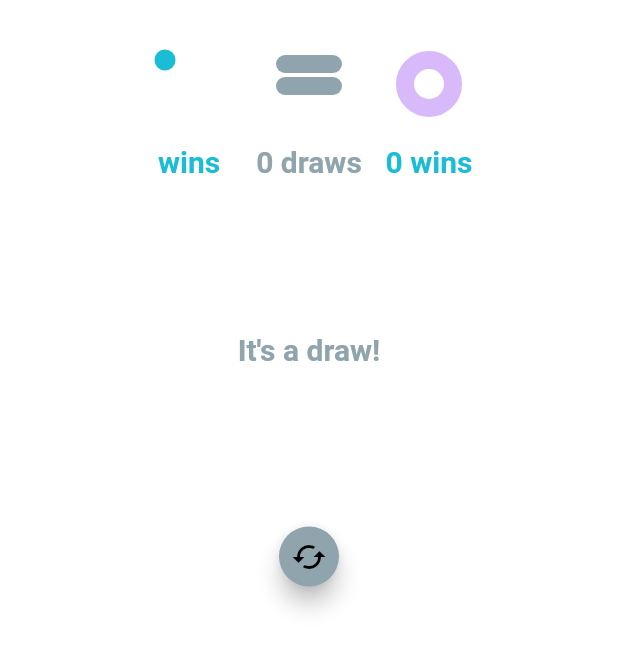
After one commit to JyunTimLu/flutter-playground, a Flutter app: the screen it shows after launch, after a tap on "ticTacToe", on a phone screen of 412 x 824 dp. The commit adds this screen. Shown: the top 649 px of the screen. Run offline on Flutter 3.47's test engine with Material 2 defaults, Android fonts, the phone set to English and light mode, and no system bars; our stand-ins replace equatable, flutter_bloc, flutter_screenutil, shared_preferences; missing offline and left inert: gradient_text.

Commit message:
play with tic tac toe

```diff
--- a/lib/0to1/main.dart
+++ b/lib/0to1/main.dart
@@ -2,7 +2,7 @@ import 'dart:convert';
 
 import 'package:crypto/crypto.dart';
 import 'package:flutter/material.dart';
-import 'package:flutter_app/0to1/basic_widget/basic_widget.dart';
+import 'package:flutter_app/0to1/widgets/basic_widget.dart';
 
 class ZeroToOne extends StatelessWidget {
   @override
--- a/lib/0to1/widgets/basic_widget.dart
+++ b/lib/0to1/widgets/basic_widget.dart
@@ -25,3 +25,5 @@ class MyImage extends StatelessWidget {
         "https://thethreatreport.com/wp-content/uploads/2019/05/What-Can-Make-You-Decide-iOS-vs-Android.jpg");
   }
 }
+
+enum GameState { Blank, X, O}
--- a/lib/main.dart
+++ b/lib/main.dart
@@ -9,6 +9,7 @@ import 'package:flutter_app/go_to_market/go_to_market.dart';
 import 'package:flutter_app/grid_view/grid_view_page.dart';
 import 'package:flutter_app/login/login_page.dart';
 import 'package:flutter_app/on_boarding/on_boarding_page.dart';
+import 'package:flutter_app/tic_tac_toe/main.dart';
 import 'package:flutter_app/weather/api/repository.dart';
 import 'package:flutter_app/weather/api/weather_api_client.dart';
 import 'package:flutter_app/weather/blocs/blocs.dart';
@@ -47,6 +48,7 @@ class MyApp extends StatelessWidget {
         "gridView": (context) => GridViewApp(),
         "goToMarket": (context) => MyGoToMarketApp(),
         "zeroToOne": (context) => ZeroToOne(),
+        'ticTacToe': (context) => MyTicTacToeApp()
       },
       home: HomeApp(),
     );
@@ -146,6 +148,16 @@ class _MyHomeAppState extends State<HomeApp> {
               ),
               color: Colors.blue,
             ),
+            FlatButton(
+              onPressed: () {
+                Navigator.pushNamed(context, "ticTacToe");
+              },
+              child: Text(
+                "ticTacToe",
+                style: TextStyle(color: Colors.white),
+              ),
+              color: Colors.blue,
+            ),
           ],
         ),
       ),
--- /dev/null
+++ b/lib/tic_tac_toe/circle.dart
@@ -0,0 +1,79 @@
+import 'dart:math';
+
+import 'package:flutter/material.dart';
+import 'package:flutter_app/tic_tac_toe/main.dart';
+
+class Circle extends StatefulWidget {
+  Circle({Key key}) : super(key: key);
+
+  @override
+  _CircleState createState() => _CircleState();
+}
+
+class _CircleState extends State<Circle> with SingleTickerProviderStateMixin {
+  double _fraction = 0.0;
+  Animation<double> _animation;
+  AnimationController _controller;
+
+  @override
+  void initState() {
+    super.initState();
+    _controller = AnimationController(
+      vsync: this,
+      duration: Duration(milliseconds: 300),
+    );
+    _animation = Tween(begin: 0.0, end: 1.0).animate(_controller)
+      ..addListener(() {
+        setState(() {
+          _fraction = _animation.value;
+        });
+      });
+
+    _controller.forward();
+  }
+
+  @override
+  Widget build(BuildContext context) {
+    return Container(
+      child: AspectRatio(
+        aspectRatio: 1.0,
+        child: Padding(
+          padding: const EdgeInsets.all(24.0),
+          child: CustomPaint(
+            painter: CirclePainter(fraction: _fraction),
+          ),
+        ),
+      ),
+    );
+  }
+
+  @override
+  void dispose() {
+    _controller.dispose();
+    super.dispose();
+  }
+}
+
+class CirclePainter extends CustomPainter {
+  final double fraction;
+  var _circlePaint;
+
+  CirclePainter({this.fraction}) {
+    _circlePaint = Paint()
+      ..color = circleColor
+      ..style = PaintingStyle.stroke
+      ..strokeWidth = 12.0
+      ..strokeCap = StrokeCap.round;
+  }
+
+  @override
+  void paint(Canvas canvas, Size size) {
+    var rect = Offset(0.0, 0.0) & size;
+    canvas.drawArc(rect, -pi / 2, pi * 2 * fraction, false, _circlePaint);
+  }
+
+  @override
+  bool shouldRepaint(CirclePainter oldDelegate) {
+    return oldDelegate.fraction != fraction;
+  }
+}
--- /dev/null
+++ b/lib/tic_tac_toe/cross.dart
@@ -0,0 +1,85 @@
+import 'package:flutter/material.dart';
+import 'package:flutter_app/tic_tac_toe/main.dart';
+
+class Cross extends StatefulWidget {
+  Cross({Key key}) : super(key: key);
+
+  @override
+  _CrossState createState() => _CrossState();
+}
+
+class _CrossState extends State<Cross> with SingleTickerProviderStateMixin {
+  double _fraction = 0.0;
+  Animation<double> _animation;
+  AnimationController _controller;
+
+  @override
+  void initState() {
+    super.initState();
+    _controller =
+        AnimationController(duration: Duration(milliseconds: 300), vsync: this);
+
+    _animation = Tween(begin: 0.0, end: 1.0).animate(_controller)
+      ..addListener(() {
+        setState(() {
+          _fraction = _animation.value;
+        });
+      });
+  }
+
+  @override
+  Widget build(BuildContext context) {
+    return Container(
+      child: AspectRatio(
+          aspectRatio: 1.0,
+          child: Padding(
+            padding: const EdgeInsets.all(24.0),
+            child: CustomPaint(painter: CrossPainter(_fraction)),
+          )),
+    );
+  }
+}
+
+class CrossPainter extends CustomPainter {
+  final double fraction;
+  var _crossPaint;
+
+  CrossPainter(this.fraction) {
+    _crossPaint = Paint()
+      ..color = crossColor
+      ..strokeWidth = 14.0
+      ..style = PaintingStyle.stroke
+      ..strokeCap = StrokeCap.round;
+  }
+
+  @override
+  void paint(Canvas canvas, Size size) {
+    double leftLineFraction, rightLineFraction;
+    if (fraction < .5) {
+      leftLineFraction = fraction / .5;
+      rightLineFraction = 0;
+    } else {
+      leftLineFraction = 1.0;
+      rightLineFraction = (fraction - .5) / .5;
+    }
+
+    canvas.drawLine(
+      Offset(0.0, 0.0),
+      Offset(size.width * leftLineFraction, size.height * leftLineFraction),
+      _crossPaint,
+    );
+
+    if (fraction >= .5) {
+      canvas.drawLine(
+          Offset(size.width, 0.0),
+          Offset(size.width - size.width * rightLineFraction,
+              size.height * rightLineFraction),
+          _crossPaint);
+    }
+  }
+
+  @override
+  bool shouldRepaint(CrossPainter oldDelegate) {
+    return oldDelegate.fraction != fraction;
+  }
+}
--- /dev/null
+++ b/lib/tic_tac_toe/equal.dart
@@ -0,0 +1,37 @@
+import 'package:flutter/material.dart';
+import 'package:flutter_app/tic_tac_toe/main.dart';
+
+class Equal extends StatelessWidget {
+  @override
+  Widget build(BuildContext context) {
+    return Center(
+        child: AspectRatio(
+      aspectRatio: 1.0,
+      child: Padding(
+        padding: const EdgeInsets.all(24.0),
+        child: CustomPaint(painter: EqualPainter()),
+      ),
+    ));
+  }
+}
+
+class EqualPainter extends CustomPainter {
+  static double strokeWidth = 12.0;
+  var _paint = Paint()
+    ..color = accentColor
+    ..strokeWidth = strokeWidth
+    ..style = PaintingStyle.stroke
+    ..strokeCap = StrokeCap.round;
+  @override
+  void paint(Canvas canvas, Size size) {
+    var dy = (size.height - 2 * strokeWidth) / 3;
+    canvas.drawLine(Offset(0.0, dy), Offset(size.width, dy), _paint);
+    canvas.drawLine(Offset(0.0, 2 * dy + strokeWidth),
+        Offset(size.width, 2 * dy + strokeWidth), _paint);
+  }
+
+  @override
+  bool shouldRepaint(EqualPainter oldDelegate) {
+    return false;
+  }
+}
--- /dev/null
+++ b/lib/tic_tac_toe/main.dart
@@ -0,0 +1,365 @@
+import 'package:flutter/material.dart';
+import 'package:flutter_app/tic_tac_toe/circle.dart';
+import 'dart:math';
+
+import 'package:flutter_app/tic_tac_toe/cross.dart';
+import 'package:flutter_app/tic_tac_toe/equal.dart';
+
+//Colors
+Color crossColor = const Color(0xFF1ABDD5);
+Color circleColor = const Color(0xFFD8B9FA);
+Color accentColor = const Color(0xFF90A4AE);
+
+class MyTicTacToeApp extends StatelessWidget {
+  const MyTicTacToeApp({Key key}) : super(key: key);
+
+  @override
+  Widget build(BuildContext context) {
+    return TwoPlayerGame();
+  }
+}
+
+class TwoPlayerGame extends StatefulWidget {
+  TwoPlayerGame({Key key}) : super(key: key);
+
+  @override
+  _TwoPlayerGameState createState() => _TwoPlayerGameState();
+}
+
+class _TwoPlayerGameState extends State<TwoPlayerGame>
+    with TickerProviderStateMixin {
+  var activePlayer = GameState.X;
+  GameState winner = GameState.Blank;
+  var boardState = List<List<GameState>>.generate(
+      3, (i) => List<GameState>.generate(3, (j) => GameState.Blank));
+
+  Animation<double> _boardAnimation;
+  AnimationController _boardController;
+
+  double _boardOpacity = 1.0;
+  bool _showWinnerDisplay = false;
+  int _moveCount = 0;
+  int _xWins = 0;
+  int _oWins = 0;
+  int _draws = 0;
+
+  @override
+  void initState() {
+    _boardController = AnimationController(
+        vsync: this,
+        duration: Duration(
+          milliseconds: 300,
+        ));
+    _boardAnimation = Tween(begin: 1.0, end: 0.0).animate(_boardController)
+      ..addListener(() {
+        setState(() {
+          _boardOpacity = _boardAnimation.value;
+        });
+      });
+    super.initState();
+  }
+
+  @override
+  void dispose() {
+    _boardController.dispose();
+    super.dispose();
+  }
+
+  @override
+  Widget build(BuildContext context) {
+    return Container(
+      child: SafeArea(
+        child: Scaffold(
+          backgroundColor: Colors.white,
+          body: SingleChildScrollView(
+            child: Column(
+              children: <Widget>[
+                scoreBoard,
+                Padding(
+                  padding: EdgeInsets.only(
+                    left: 100,
+                    right: 100,
+                    top: 40,
+                    bottom: 40,
+                  ),
+                  child: Stack(
+                    children: <Widget>[
+                      board,
+                      winnerDisplay,
+                    ],
+                  ),
+                ),
+                bottomBar,
+              ],
+            ),
+          ),
+        ),
+      ),
+    );
+  }
+
+  Widget get scoreBoard => Padding(
+        padding: const EdgeInsets.only(top: 16.0),
+        child: Row(
+          mainAxisAlignment: MainAxisAlignment.center,
+          children: <Widget>[xScore, drawScore, oScore],
+        ),
+      );
+
+  Widget get winnerDisplay => Positioned(
+        top: 0,
+        bottom: 0,
+        left: 0,
+        right: 0,
+        child: Visibility(
+          child: Opacity(
+            opacity: 1.0,
+            child: Row(
+              mainAxisAlignment: MainAxisAlignment.center,
+              children: <Widget>[
+                if (winner == GameState.X)
+                  SizedBox(
+                    width: 80.0,
+                    height: 80.0,
+                    child: Cross(),
+                  ),
+                if (winner == GameState.O)
+                  SizedBox(
+                    width: 80.0,
+                    height: 80.0,
+                    child: Circle(),
+                  ),
+                Text(
+                  (winner == GameState.Blank) ? "It's a draw!" : 'win!',
+                  style: TextStyle(
+                      fontWeight: FontWeight.bold,
+                      color: accentColor,
+                      fontSize: 20.0),
+                )
+              ],
+            ),
+          ),
+        ),
+      );
+
+  Widget get xScore {
+    return Column(
+      children: <Widget>[
+        SizedBox(
+          width: 80.0,
+          height: 80.0,
+          child: Cross(),
+        ),
+        Text(
+          'wins',
+          style: TextStyle(
+              fontWeight: FontWeight.bold, color: crossColor, fontSize: 20.0),
+        )
+      ],
+    );
+  }
+
+  Widget get oScore => Column(
+        children: <Widget>[
+          SizedBox(
+            width: 80.0,
+            height: 80.0,
+            child: Circle(),
+          ),
+          Text(
+            '$_oWins wins',
+            style: TextStyle(
+                fontWeight: FontWeight.bold, color: crossColor, fontSize: 20.0),
+          ),
+        ],
+      );
+
+  Widget get drawScore => Column(
+        children: <Widget>[
+          SizedBox(
+            width: 80.0,
+            height: 80.0,
+            child: Equal(),
+          ),
+          Text(
+            '$_draws draws',
+            style: TextStyle(
+                fontWeight: FontWeight.bold,
+                color: accentColor,
+                fontSize: 20.0),
+          )
+        ],
+      );
+
+  Widget get board => Opacity(
+        opacity: _boardOpacity,
+        child: Padding(
+          padding: const EdgeInsets.only(left: 32.0, right: 32.0),
+          child: AspectRatio(
+            aspectRatio: 1.0,
+            child: Container(
+              child: GridView.builder(
+                physics: NeverScrollableScrollPhysics(),
+                gridDelegate: SliverGridDelegateWithFixedCrossAxisCount(
+                    crossAxisCount: 3,
+                    childAspectRatio: 1.0,
+                    crossAxisSpacing: 4.0,
+                    mainAxisSpacing: 4.0),
+                itemCount: 9,
+                itemBuilder: (context, index) {
+                  int row = index ~/ 3;
+                  int col = index % 3;
+                  return gameButton(row, col);
+                },
+              ),
+            ),
+          ),
+        ),
+      );
+
+  Widget get bottomBar => Padding(
+        padding: const EdgeInsets.only(bottom: 16.0),
+        child: Row(
+          mainAxisAlignment: MainAxisAlignment.spaceEvenly,
+          children: <Widget>[
+            FloatingActionButton(
+              heroTag: 'reset',
+              child: Icon(Icons.cached),
+              backgroundColor: accentColor,
+              mini: true,
+              onPressed: () => reset(),
+            ),
+          ],
+        ),
+      );
+
+  Widget gameButton(int row, int col) {
+    return GestureDetector(
+      onTap: null,
+      child: Container(
+        color: Colors.white,
+        child: Center(
+          child: gamePiece(row, col),
+        ),
+      ),
+    );
+  }
+
+  void toggleActivePlayer() {
+    if (activePlayer == GameState.X)
+      activePlayer = GameState.O;
+    else
+      activePlayer = GameState.X;
+  }
+
+  gamePiece(int row, int col) {
+    if (boardState[row][col] == GameState.X)
+      return Cross();
+    else if (boardState[row][col] == GameState.O)
+      return Circle();
+    else
+      return null;
+  }
+
+  void reset() {
+    for (int i = 0; i < 3; i++) {
+      for (int j = 0; j < 3; j++) {
+        boardState[i][j] = GameState.Blank;
+      }
+    }
+    activePlayer = GameState.X;
+    winner = GameState.Blank;
+    _moveCount = 0;
+    setState(() {
+      _showWinnerDisplay = false;
+    });
+    _boardController.reverse();
+  }
+
+  void checkWinningCondition(int row, int col, GameState gameState) {
+    //check col condition
+    for (int i = 0; i < 3; i++) {
+      if (boardState[row][i] != gameState) break;
+      if (i == 2) {
+        setWinner(gameState);
+        return;
+      }
+    }
+    //check row condition
+    for (int i = 0; i < 3; i++) {
+      if (boardState[i][col] != gameState) break;
+      if (i == 2) {
+        setWinner(gameState);
+        return;
+      }
+    }
+
+    //check diagonal
+    if (row == col) {
+      for (int i = 0; i < 3; i++) {
+        if (boardState[i][i] != gameState) break;
+        if (i == 2) {
+          setWinner(gameState);
+          return;
+        }
+      }
+    }
+
+    // check anti-diagonal
+    if (row + col == 2) {
+      for (int i = 0; i < 3; i++) {
+        if (boardState[i][2 - i] != gameState) break;
+        if (i == 2) {
+          setWinner(gameState);
+          return;
+        }
+      }
+    }
+
+    //checkDraw
+    if (_moveCount == 9) {
+      print('Draw');
+      setWinner(GameState.Blank);
+      return;
+    }
+  }
+
+  void setWinner(GameState gameState) {
+    print('$gameState wins');
+    winner = gameState;
+    switch (gameState) {
+      case GameState.Blank:
+        {
+          _draws++;
+          break;
+        }
+      case GameState.X:
+        {
+          _xWins++;
+          break;
+        }
+      case GameState.O:
+        {
+          _oWins++;
+          break;
+        }
+    }
+    toggleBoardOpacity();
+  }
+
+  void toggleBoardOpacity() {
+    if (_boardOpacity == 0.0) {
+      setState(() {
+        _showWinnerDisplay = false;
+      });
+      _boardController.reverse();
+    } else if (_boardOpacity == 1.0) {
+      _boardController.forward();
+      setState(() {
+        _showWinnerDisplay = true;
+      });
+    }
+  }
+}
+
+enum GameState { Blank, X, O }
```
Also changed, not shown: lib/tic_tac_toe/bottom_bar.dart (added), lib/tic_tac_toe/game_button.dart (added), 6 other files.
